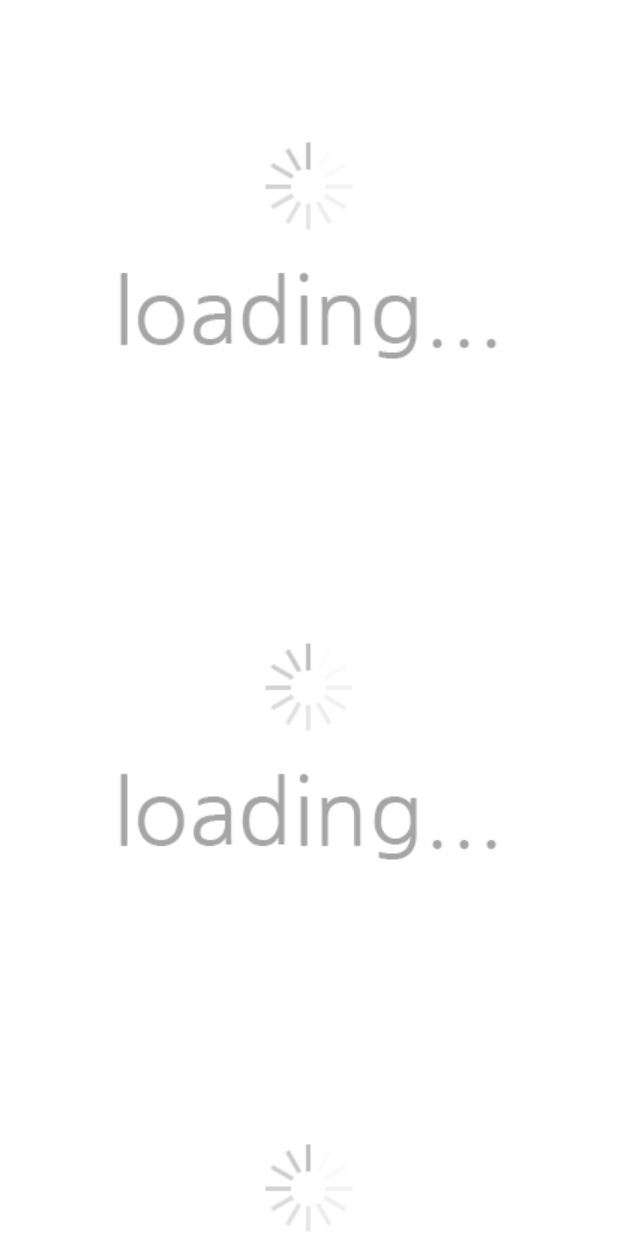
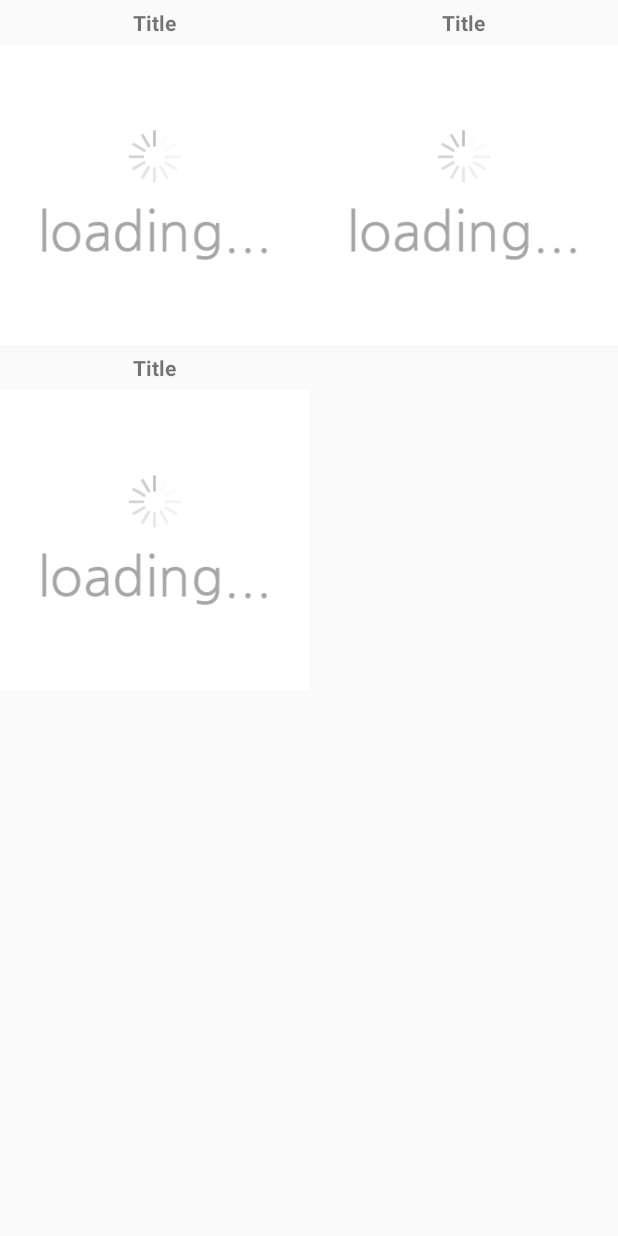
Before and after one commit to taehwandev/Kotlin-Udemy-Sample, an Android app: the layout fragment_image_sample.xml on its own in the app's theme, with its tools: preview values and no code run, on a phone screen of 412 x 824 dp. Run offline under Robolectric (Android 15) with nearby library versions, the phone set to English and light mode, and no system bars.

Commit message:
#12 Kotlin 샘플 추가

```diff
--- a/app-kotlin/build.gradle
+++ b/app-kotlin/build.gradle
@@ -1,5 +1,6 @@
 apply plugin: 'com.android.application'
 apply plugin: 'kotlin-android'
+apply plugin: 'kotlin-android-extensions'
 
 android {
     compileSdkVersion rootProject.ext.compileSdkVersion
--- a/app-kotlin/src/main/java/tech/thdev/kotlin_udemy_sample/data/PhotoItem.kt
+++ b/app-kotlin/src/main/java/tech/thdev/kotlin_udemy_sample/data/PhotoItem.kt
@@ -12,4 +12,8 @@ data class PhotoItem(val id: String,
                      val title: String,
                      val ispublic: Long,
                      val isfriend: Long,
-                     val isfamily: Long)
+                     val isfamily: Long) {
+
+    fun getImageUrl()
+            = "https://farm$farm.staticflickr.com/$server/${id}_$secret.jpg"
+}
--- a/app-kotlin/src/main/java/tech/thdev/kotlin_udemy_sample/view/image/adapter/ImageAdapter.kt
+++ b/app-kotlin/src/main/java/tech/thdev/kotlin_udemy_sample/view/image/adapter/ImageAdapter.kt
@@ -36,8 +36,8 @@ class ImageAdapter(private val context: Context) :
      */
     override fun getItemCount() = itemList.size
 
-    fun addItem(it: PhotoItem) {
-        itemList.add(it)
+    override fun addItem(item: PhotoItem) {
+        itemList.add(item)
     }
 
     override fun reload() {
--- a/app-kotlin/src/main/java/tech/thdev/kotlin_udemy_sample/view/image/adapter/model/ImageViewAdapterContract.kt
+++ b/app-kotlin/src/main/java/tech/thdev/kotlin_udemy_sample/view/image/adapter/model/ImageViewAdapterContract.kt
@@ -1,4 +1,6 @@
 package tech.thdev.kotlin_udemy_sample.view.image.adapter.model
+
+import tech.thdev.kotlin_udemy_sample.data.PhotoItem
 
 /**
  * Created by tae-hwan on 11/13/16.
@@ -14,6 +16,7 @@ interface ImageViewAdapterContract {
      * Adapter에서 사용할 Model에 대한 interface 정의
      */
     interface Model {
-
+        // TODO 구현 필요
+        fun addItem(item: PhotoItem)
     }
 }
--- a/app-kotlin/src/main/java/tech/thdev/kotlin_udemy_sample/view/image/presenter/ImagePresenter.kt
+++ b/app-kotlin/src/main/java/tech/thdev/kotlin_udemy_sample/view/image/presenter/ImagePresenter.kt
@@ -35,7 +35,7 @@ class ImagePresenter : ImageContract.Presenter {
                             if (photoResponse?.stat.equals("ok")) {
                                 photoResponse?.photos?.photo?.forEach {
                                     // TODO adapter model 정의
-                                    // adapterModel?.addItem(it)
+                                    adapterModel?.addItem(it)
                                 }
 
                                 // adapter의 reload
--- a/app-kotlin/src/main/res/layout/fragment_image_sample.xml
+++ b/app-kotlin/src/main/res/layout/fragment_image_sample.xml
@@ -6,9 +6,10 @@
     android:layout_height="wrap_content">
 
     <android.support.v7.widget.RecyclerView
-        android:id="@+id/recycler_view"
+        android:id="@+id/recycler_image"
         android:layout_width="match_parent"
         android:layout_height="wrap_content"
-        app:layoutManager="LinearLayoutManager"
+        app:layoutManager="GridLayoutManager"
+        app:spanCount="2"
         tools:listitem="@layout/item_image_view" />
 </RelativeLayout>
--- a/app-kotlin/src/main/res/layout/item_image_view.xml
+++ b/app-kotlin/src/main/res/layout/item_image_view.xml
@@ -3,11 +3,19 @@
     android:layout_width="match_parent"
     android:layout_height="wrap_content">
 
+    <TextView
+        android:id="@+id/tv_title"
+        android:layout_width="match_parent"
+        android:layout_height="30dp"
+        android:gravity="center"
+        android:text="Title"
+        android:textStyle="bold" />
+
     <ImageView
         android:id="@+id/image"
         android:layout_width="match_parent"
-        android:layout_height="wrap_content"
-        android:minHeight="120dp"
+        android:layout_height="200dp"
+        android:layout_below="@id/tv_title"
         android:scaleType="centerCrop"
         android:src="@drawable/loading" />
 </RelativeLayout>
```
Also changed, not shown: app-kotlin/src/main/java/tech/thdev/kotlin_udemy_sample/network/image/ImageDownloadThread.kt (added, +105 -0 lines), app-kotlin/src/main/java/tech/thdev/kotlin_udemy_sample/view/image/ImageSampleFragment.kt (+5 -3 lines), app-kotlin/src/main/java/tech/thdev/kotlin_udemy_sample/view/image/adapter/holder/ImageViewHolder.kt (+10 -6 lines).
